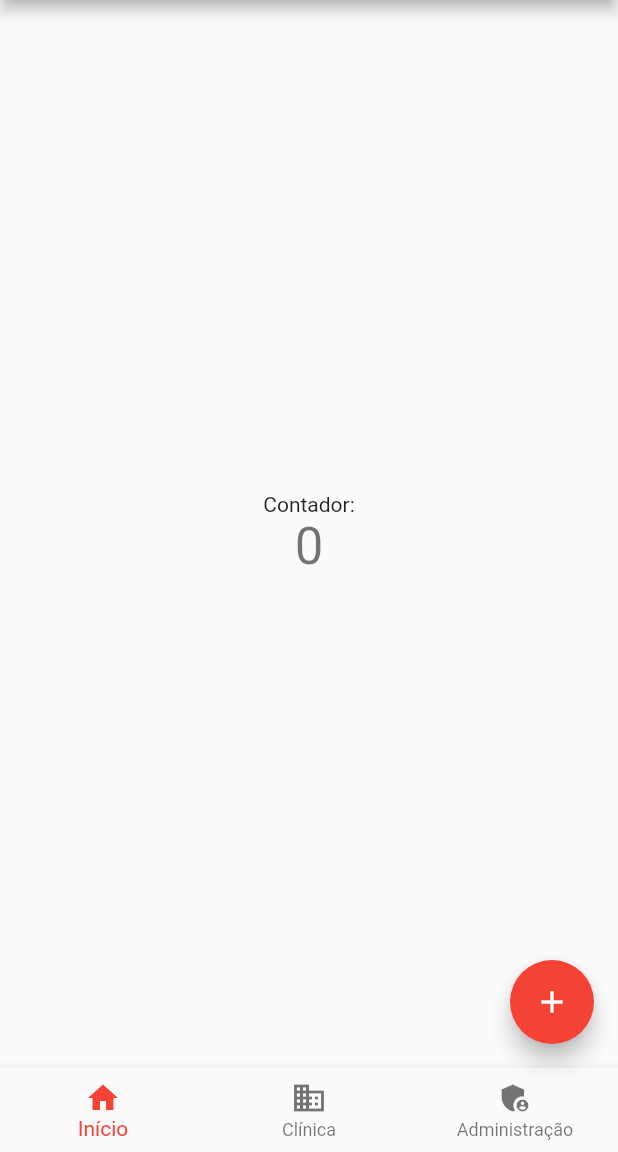
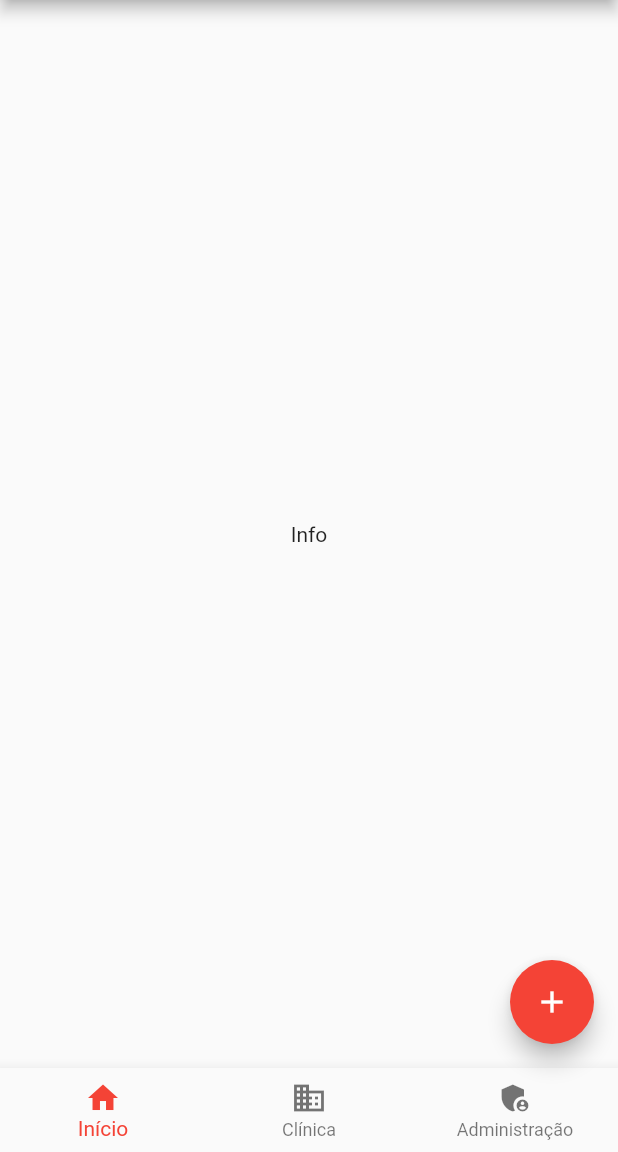
Before and after one commit to CEFETTA/Poke-Center, a Flutter app: the screen it shows after launch, on a phone screen of 412 x 824 dp, the part 84-1236 px from its top. Run offline on Flutter 3.47's test engine with Material 2 defaults, Android fonts, the phone set to English and light mode, and no system bars; our stand-ins replace auto_route, flutter_mobx, mobx; generated files the repository leaves out were written again.

Commit message:
feat(home): adds tab states

```diff
--- a/frontend/pokecenter_front/lib/pages/home.dart
+++ b/frontend/pokecenter_front/lib/pages/home.dart
@@ -1,5 +1,8 @@
 import 'package:flutter/material.dart';
 import 'package:flutter_mobx/flutter_mobx.dart';
+
+import './tabs/not_found.dart';
+import './tabs/info.dart';
 import '../globals.dart';
 
 class HomePage extends StatefulWidget {
@@ -11,32 +14,38 @@ class HomePage extends StatefulWidget {
 }
 
 class _HomePageState extends State<HomePage> {
+  int _pageIndex = 0;
+  void _onItemTapped(int index) {
+    setState(() {
+      _pageIndex = index;
+    });
+  }
+
+  Widget _getTab(int index) {
+    switch (index) {
+      case 0:
+        return InfoTab();
+      default:
+        return NotFound();
+    }
+  }
+
   @override
   Widget build(BuildContext context) {
     return Scaffold(
       appBar: AppBar(
         title: Text(widget.title),
       ),
-      body: Center(
-        child: Column(
-          mainAxisAlignment: MainAxisAlignment.center,
-          children: <Widget>[
-            Text(
-              'Contador:',
-            ),
-            Observer(
-                builder: (_) => Text(
-                      '${counter.value}',
-                      style: Theme.of(context).textTheme.headline4,
-                    ))
-          ],
-        ),
+      body: _getTab(_pageIndex),
+      bottomNavigationBar: BottomNavigationBar(
+        items: [
+          BottomNavigationBarItem(icon: Icon(Icons.home), label: "Início"),
+          BottomNavigationBarItem(icon: Icon(Icons.business), label: "Clínica"),
+          BottomNavigationBarItem(
+              icon: Icon(Icons.admin_panel_settings), label: "Administração")
+        ],
+        onTap: _onItemTapped,
       ),
-      bottomNavigationBar: BottomNavigationBar(items: [
-        BottomNavigationBarItem(icon: Icon(Icons.home), label: "Início"),
-        BottomNavigationBarItem(icon: Icon(Icons.business), label: "Clínica"),
-        BottomNavigationBarItem(icon: Icon(Icons.admin_panel_settings), label: "Administração")
-      ],),
       floatingActionButton: FloatingActionButton(
         onPressed: counter.increment,
         tooltip: 'Aumentar contador',
--- /dev/null
+++ b/frontend/pokecenter_front/lib/pages/tabs/info.dart
@@ -0,0 +1,19 @@
+import 'package:flutter/cupertino.dart';
+
+class InfoTab extends StatelessWidget {
+  const InfoTab({ Key key }) : super(key: key);
+
+  @override
+  Widget build(BuildContext context) {
+    return Center(
+        child: Column(
+          mainAxisAlignment: MainAxisAlignment.center,
+          children: <Widget>[
+            Text(
+              'Info',
+            ),
+          ],
+        ),
+      );
+  }
+}
```
